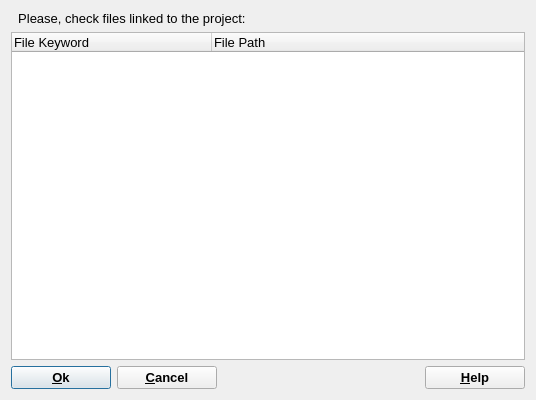
gemshub/GEMSGUI, file gems3/vizor4/dlg4/ListFilesDialog4.ui: the form before one commit.
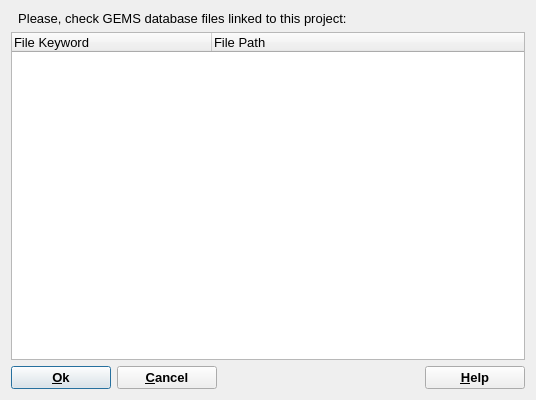
The form after the commit.

Commit message: Edited titles and buttons in some dialogs to prepare for work on help system files (DK)

```diff
--- a/gems3/vizor4/dlg4/ListFilesDialog4.ui
+++ b/gems3/vizor4/dlg4/ListFilesDialog4.ui
@@ -32,7 +32,7 @@
    <item>
     <widget class="QLabel" name="pLabel">
      <property name="text">
-      <string>  Please, check files linked to the project:</string>
+      <string>  Please, check GEMS database files linked to this project:</string>
      </property>
      <property name="alignment">
       <set>Qt::AlignLeading|Qt::AlignLeft|Qt::AlignVCenter</set>
```
Left out of the diff: 6 changed lines with no effect on the pictures. The commit also changes 5 other files.
